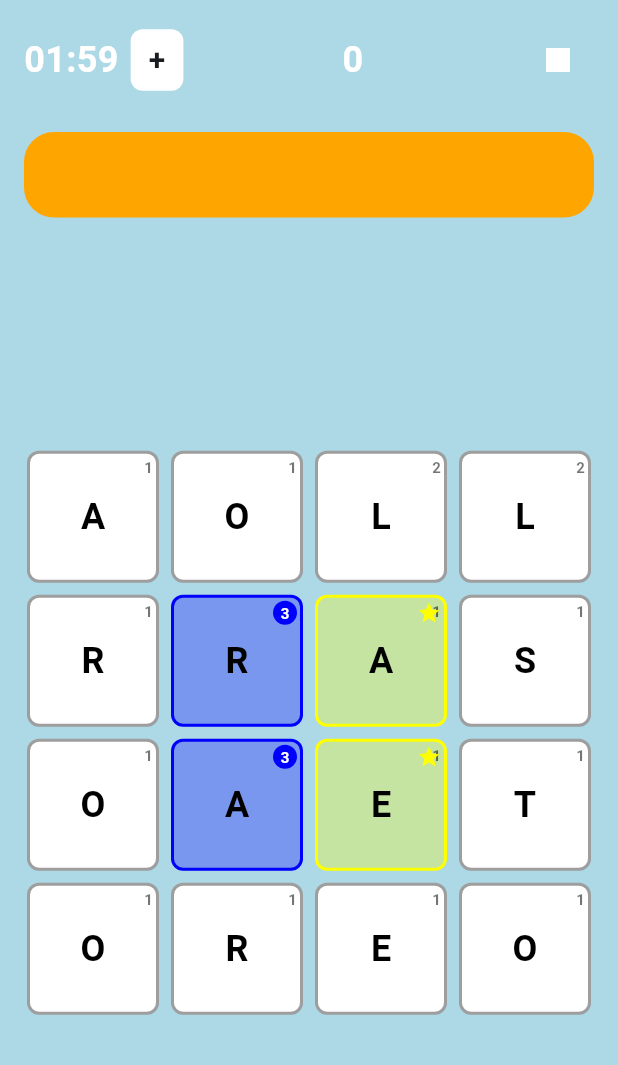
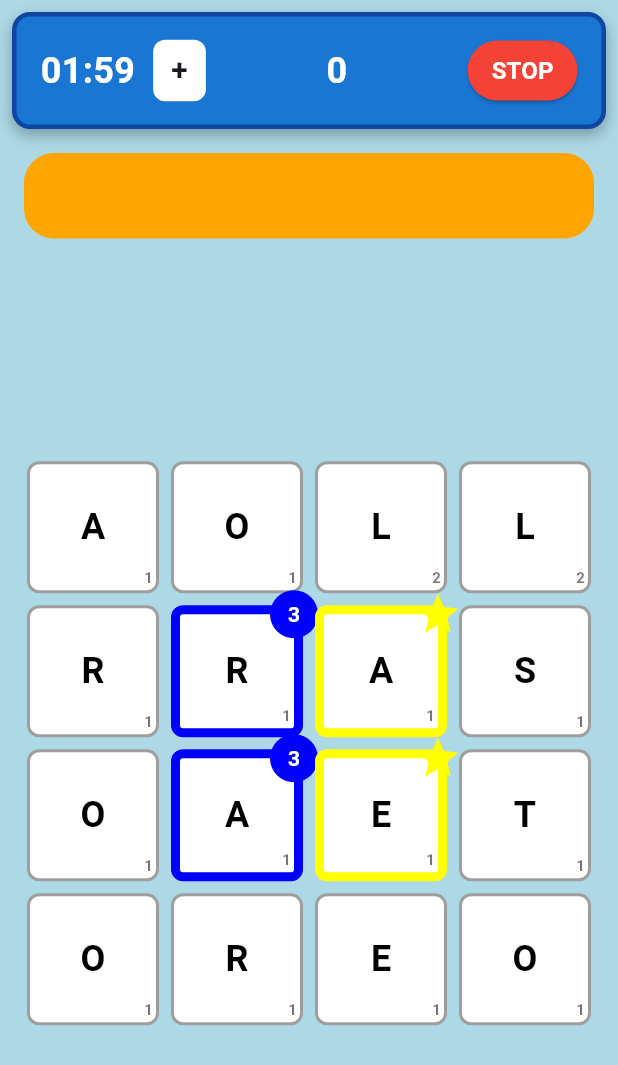
Before and after one commit to PasqualePerilli/worder, a Flutter app: the screen it shows after launch, after a tap on "PLAY", on a phone screen of 412 x 824 dp. Shown: the top 1065 px of the screen. Run offline on Flutter 3.47's test engine with Material 3 defaults, Android fonts, the phone set to English and light mode, and no system bars; our stand-ins replace screenshot, share_plus, shared_preferences, yaml.

Commit message:
Improve bonus tile appearance and gameplay mechanics
1. Bonus tile cosmetics:
   - Stars and circles now 32px (doubled from 16px)
   - Bonus indicators extend outside tiles into gaps
   - Tile borders colored instead of backgrounds
   - Bonus tile borders 6px (tripled from 2px)
   - Letter point value moved to bottom-right
   - Circle multiplier text increased to 14px

2. Top bar UI:
   - Added dark blue container with border and shadow
   - Clearly separated from game background
   - Stop button now shows 'STOP' text instead of icon
   - Better visual hierarchy and spacing

3. Gameplay improvements:
   - Letter selection now purely drag-based (no tap)
   - onPanStart initializes selection
   - onPanUpdate continues selection during drag
   - onPanEnd submits word when finger lifts
   - Removed onTapDown from tiles

Note: Bonus tile distribution already correct (1 TW, 2 DW, 2 TL, 1 DL)

```diff
--- a/lib/screens/game_screen.dart
+++ b/lib/screens/game_screen.dart
@@ -371,7 +371,23 @@ class _GameScreenState extends State<GameScreen> with WidgetsBindingObserver {
         : '${minutes.toString().padLeft(2, '0')}:${seconds.toString().padLeft(2, '0')}';
 
     return Container(
-      padding: const EdgeInsets.all(16),
+      margin: const EdgeInsets.all(8),
+      padding: const EdgeInsets.symmetric(horizontal: 16, vertical: 12),
+      decoration: BoxDecoration(
+        color: Colors.blue.shade700,
+        borderRadius: BorderRadius.circular(12),
+        border: Border.all(
+          color: Colors.blue.shade900,
+          width: 3,
+        ),
+        boxShadow: [
+          BoxShadow(
+            color: Colors.black.withOpacity(0.3),
+            blurRadius: 8,
+            offset: const Offset(0, 4),
+          ),
+        ],
+      ),
       child: Row(
         children: [
           // Timer
@@ -383,7 +399,7 @@ class _GameScreenState extends State<GameScreen> with WidgetsBindingObserver {
               color: Colors.white,
             ),
           ),
-          const SizedBox(width: 8),
+          const SizedBox(width: 12),
           // +1 Button
           GestureDetector(
             onTap: _addOneMinute,
@@ -415,9 +431,20 @@ class _GameScreenState extends State<GameScreen> with WidgetsBindingObserver {
           ),
           const Spacer(),
           // Stop Button
-          IconButton(
-            icon: const Icon(Icons.stop, color: Colors.white, size: 32),
+          ElevatedButton(
             onPressed: _endGame,
+            style: ElevatedButton.styleFrom(
+              backgroundColor: Colors.red,
+              foregroundColor: Colors.white,
+              padding: const EdgeInsets.symmetric(horizontal: 16, vertical: 8),
+            ),
+            child: const Text(
+              'STOP',
+              style: TextStyle(
+                fontSize: 16,
+                fontWeight: FontWeight.bold,
+              ),
+            ),
           ),
         ],
       ),
@@ -425,7 +452,31 @@ class _GameScreenState extends State<GameScreen> with WidgetsBindingObserver {
   }
 
   Widget _buildGrid() {
+    return LayoutBuilder(
+      builder: (context, constraints) {
         return GestureDetector(
+          onPanStart: (details) {
+            // Start selection on drag start
+            final cellWidth = constraints.maxWidth / _grid.length;
+            final cellHeight = constraints.maxHeight / _grid.length;
+            final row = (details.localPosition.dy / cellHeight).floor();
+            final col = (details.localPosition.dx / cellWidth).floor();
+
+            if (row >= 0 && row < _grid.length && col >= 0 && col < _grid.length) {
+              _onTileEnter(row, col);
+            }
+          },
+          onPanUpdate: (details) {
+            // Continue selection during drag
+            final cellWidth = constraints.maxWidth / _grid.length;
+            final cellHeight = constraints.maxHeight / _grid.length;
+            final row = (details.localPosition.dy / cellHeight).floor();
+            final col = (details.localPosition.dx / cellWidth).floor();
+
+            if (row >= 0 && row < _grid.length && col >= 0 && col < _grid.length) {
+              _onTileEnter(row, col);
+            }
+          },
           onPanEnd: (_) => _onSelectionEnd(),
           child: GridView.builder(
             shrinkWrap: true,
@@ -444,30 +495,14 @@ class _GameScreenState extends State<GameScreen> with WidgetsBindingObserver {
               final pos = TilePosition(row, col);
               final isSelected = _currentPath.contains(pos);
 
-          return GestureDetector(
-            onPanUpdate: (details) {
-              final RenderBox box = context.findRenderObject() as RenderBox;
-              final localPosition = box.globalToLocal(details.globalPosition);
-              final cellWidth = box.size.width / _grid.length;
-              final cellHeight = box.size.height / _grid.length;
-              final newRow = (localPosition.dy / cellHeight).floor();
-              final newCol = (localPosition.dx / cellWidth).floor();
-
-              if (newRow >= 0 &&
-                  newRow < _grid.length &&
-                  newCol >= 0 &&
-                  newCol < _grid.length) {
-                _onTileEnter(newRow, newCol);
-              }
-            },
-            child: TileWidget(
+              return TileWidget(
                 tile: tile,
                 isSelected: isSelected,
-              onTapDown: () => _onTileEnter(row, col),
+              );
+            },
           ),
         );
       },
-      ),
     );
   }
 
--- a/lib/widgets/tile_widget.dart
+++ b/lib/widgets/tile_widget.dart
@@ -28,9 +28,16 @@ class TileWidget extends StatelessWidget {
         final config = snapshot.data!;
         final scale = isSelected ? config.tilePopupScale : 1.0;
 
+        final borderWidth = tile.bonusType != BonusType.none
+            ? 6.0  // Triple size for bonus tiles
+            : (isSelected || isHighlighted ? 3.0 : 2.0);
+
         return Transform.scale(
           scale: scale,
-          child: GestureDetector(
+          child: Stack(
+            clipBehavior: Clip.none,
+            children: [
+              GestureDetector(
                 onPanDown: (_) => onTapDown?.call(),
                 child: Container(
                   margin: const EdgeInsets.all(2),
@@ -38,7 +45,7 @@ class TileWidget extends StatelessWidget {
                     color: _getBackgroundColor(config),
                     border: Border.all(
                       color: _getBorderColor(config),
-                  width: isSelected || isHighlighted ? 3 : 2,
+                      width: borderWidth,
                     ),
                     borderRadius: BorderRadius.circular(8),
                   ),
@@ -55,9 +62,9 @@ class TileWidget extends StatelessWidget {
                           ),
                         ),
                       ),
-                  // Letter value (top right)
+                      // Letter value (bottom right)
                       Positioned(
-                    top: 2,
+                        bottom: 2,
                         right: 2,
                         child: Text(
                           '${tile.value}',
@@ -68,16 +75,18 @@ class TileWidget extends StatelessWidget {
                           ),
                         ),
                       ),
-                  // Bonus indicator (top right, if applicable)
+                    ],
+                  ),
+                ),
+              ),
+              // Bonus indicator (extends outside tile)
               if (tile.bonusType != BonusType.none)
                 Positioned(
-                      top: 2,
-                      right: 2,
+                  top: -8,
+                  right: -8,
                   child: _buildBonusIndicator(config),
                 ),
             ],
-              ),
-            ),
           ),
         );
       },
@@ -89,18 +98,8 @@ class TileWidget extends StatelessWidget {
       return _parseColor(config.selectedTileColor);
     }
 
-    switch (tile.bonusType) {
-      case BonusType.tripleWord:
-        return _parseColor(config.tripleWordColor).withOpacity(0.3);
-      case BonusType.doubleWord:
-        return _parseColor(config.doubleWordColor).withOpacity(0.3);
-      case BonusType.tripleLetter:
-        return _parseColor(config.tripleLetterColor).withOpacity(0.3);
-      case BonusType.doubleLetter:
-        return _parseColor(config.doubleLetterColor).withOpacity(0.3);
-      case BonusType.none:
+    // Always white background - only border is colored for bonus tiles
     return Colors.white;
-    }
   }
 
   Color _getBorderColor(ConfigService config) {
@@ -131,17 +130,17 @@ class TileWidget extends StatelessWidget {
         : 2;
 
     if (isWordBonus) {
-      // Star for word bonuses
+      // Star for word bonuses - bigger size
       return Icon(
         Icons.star,
-        size: 16,
+        size: 32,
         color: _getBorderColor(config),
       );
     } else {
-      // Circle for letter bonuses
+      // Circle for letter bonuses - bigger size
       return Container(
-        width: 16,
-        height: 16,
+        width: 32,
+        height: 32,
         decoration: BoxDecoration(
           shape: BoxShape.circle,
           color: _getBorderColor(config),
@@ -150,7 +149,7 @@ class TileWidget extends StatelessWidget {
           child: Text(
             '$multiplier',
             style: const TextStyle(
-              fontSize: 10,
+              fontSize: 14,
               fontWeight: FontWeight.bold,
               color: Colors.white,
             ),
```
Lines whose indentation alone changed are shown as unchanged.
